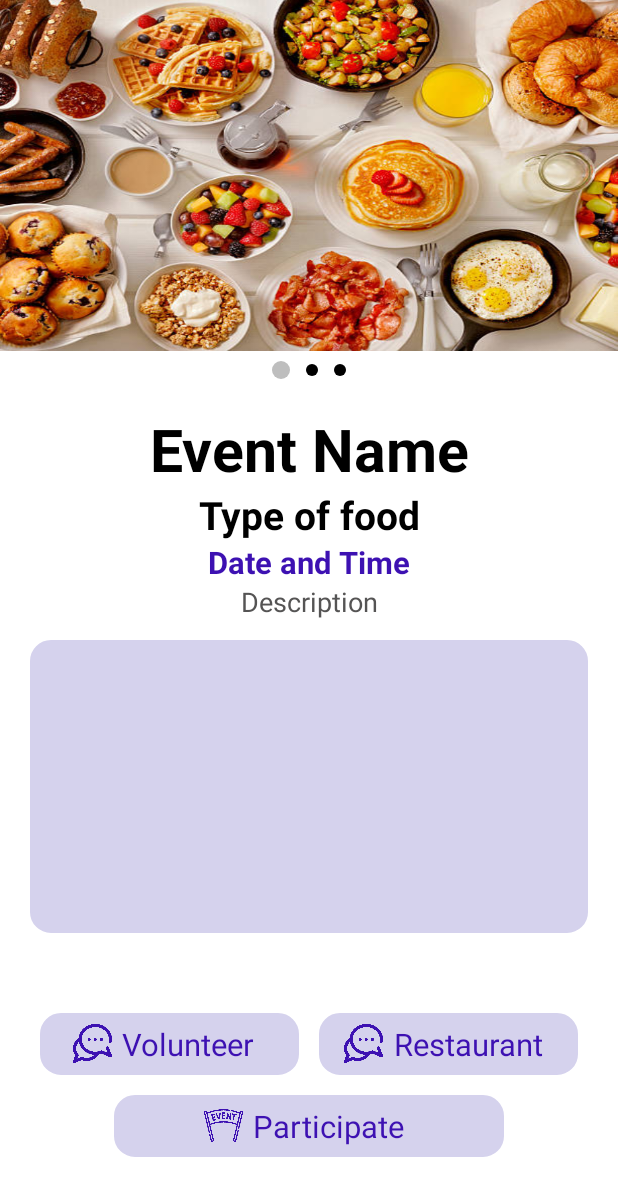
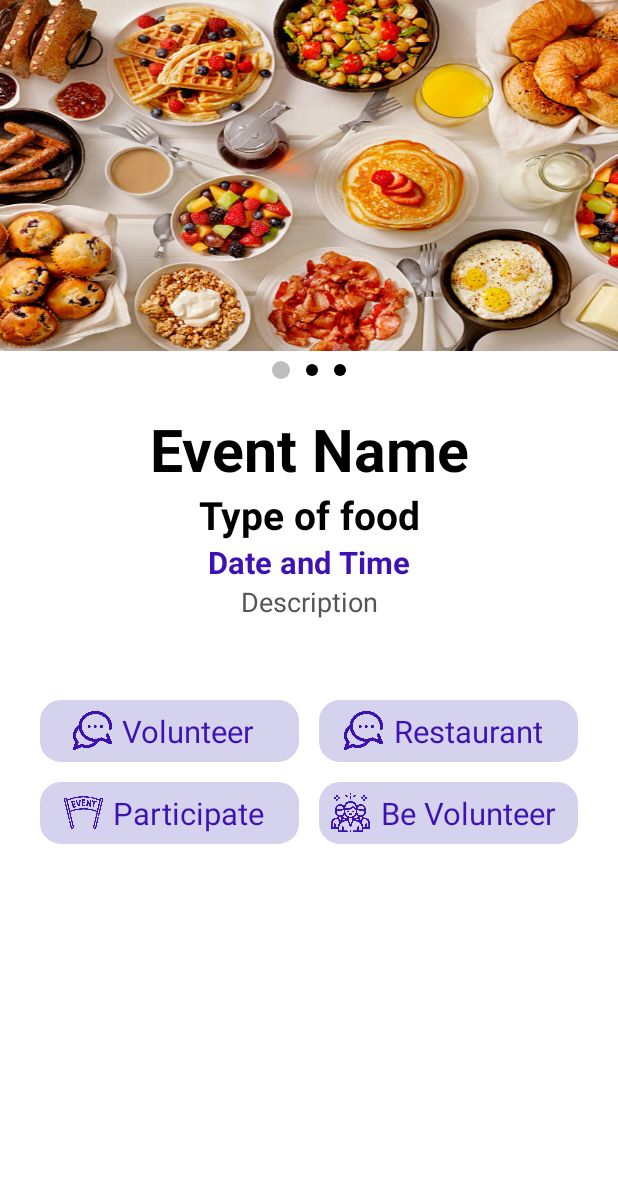
Before and after one commit to wheregmis/FeedTheNeed, an Android app: the ViewEventActivity screen opened directly, with no data from a screen before it, on a phone screen of 412 x 824 dp. Shown: the top 1196 px of the screen. Run offline under Robolectric (Android 15) with nearby library versions, the phone set to English and light mode, and no system bars; our stand-ins replace sdp/ssp sizes.

Commit message:
design changes event

```diff
--- a/app/build.gradle
+++ b/app/build.gradle
@@ -34,7 +34,6 @@ android {
 }
 
 dependencies {
-
     implementation 'androidx.appcompat:appcompat:1.3.0'
     implementation 'com.google.android.material:material:1.4.0'
     implementation 'com.google.android.gms:play-services-maps:17.0.1'
--- a/app/src/main/res/layout/activity_viewevent.xml
+++ b/app/src/main/res/layout/activity_viewevent.xml
@@ -70,13 +70,6 @@
             android:text="@string/description"
             android:textColor="@color/grey"
             android:textSize="@dimen/_14ssp" />
-
-        <ImageView
-            android:id="@+id/event_image"
-            android:layout_width="match_parent"
-            android:layout_height="@dimen/_150sdp"
-            android:layout_marginTop="@dimen/_10sdp"
-            android:background="@drawable/button_bg"/>
     </LinearLayout>
     <LinearLayout
         android:layout_below="@+id/lay1"
@@ -147,12 +140,17 @@
                     android:text="@string/resturant"/>
             </LinearLayout>
         </LinearLayout>
+    <LinearLayout
+        android:layout_width="match_parent"
+        android:layout_height="wrap_content"
+        android:orientation="horizontal">
         <LinearLayout
             android:layout_margin="@dimen/_5sdp"
             android:id="@+id/event_participant"
             android:layout_gravity="center"
             android:gravity="center"
-            android:layout_width="@dimen/_200sdp"
+            android:layout_weight="1"
+            android:layout_width="0dp"
             android:layout_height="wrap_content"
             android:orientation="horizontal"
             android:padding="@dimen/_5sdp"
@@ -173,6 +171,34 @@
                 android:layout_height="wrap_content"
                 android:text="@string/participate"/>
         </LinearLayout>
+        <LinearLayout
+            android:layout_margin="@dimen/_5sdp"
+            android:id="@+id/bevolunteer"
+            android:layout_gravity="center"
+            android:gravity="center"
+            android:layout_weight="1"
+            android:layout_width="0dp"
+            android:layout_height="wrap_content"
+            android:orientation="horizontal"
+            android:padding="@dimen/_5sdp"
+            android:background="@drawable/button_bg"
+            >
+            <ImageView
+                android:layout_gravity="center"
+                android:layout_width="@dimen/_20sdp"
+                android:layout_height="@dimen/_20sdp"
+                android:src="@drawable/group"/>
+            <TextView
+                android:gravity="center"
+                android:layout_marginStart="@dimen/_5sdp"
+                android:layout_marginEnd="@dimen/_5sdp"
+                android:textColor="@color/mainbg"
+                android:textSize="@dimen/_16sdp"
+                android:layout_width="wrap_content"
+                android:layout_height="wrap_content"
+                android:text="Be Volunteer"/>
+        </LinearLayout>
+    </LinearLayout>
     </LinearLayout>
 </RelativeLayout>
 </ScrollView>
```
Also changed, not shown: app/src/main/java/com/example/feedtheneed/HomeActivity.java (+4 -5 lines), app/src/main/java/com/example/feedtheneed/presentation/chat/ChatActivity.kt (+7 -5 lines), app/src/main/res/layout/app_bar_home.xml (+0 -14 lines), app/src/main/res/drawable/group.png (added).
